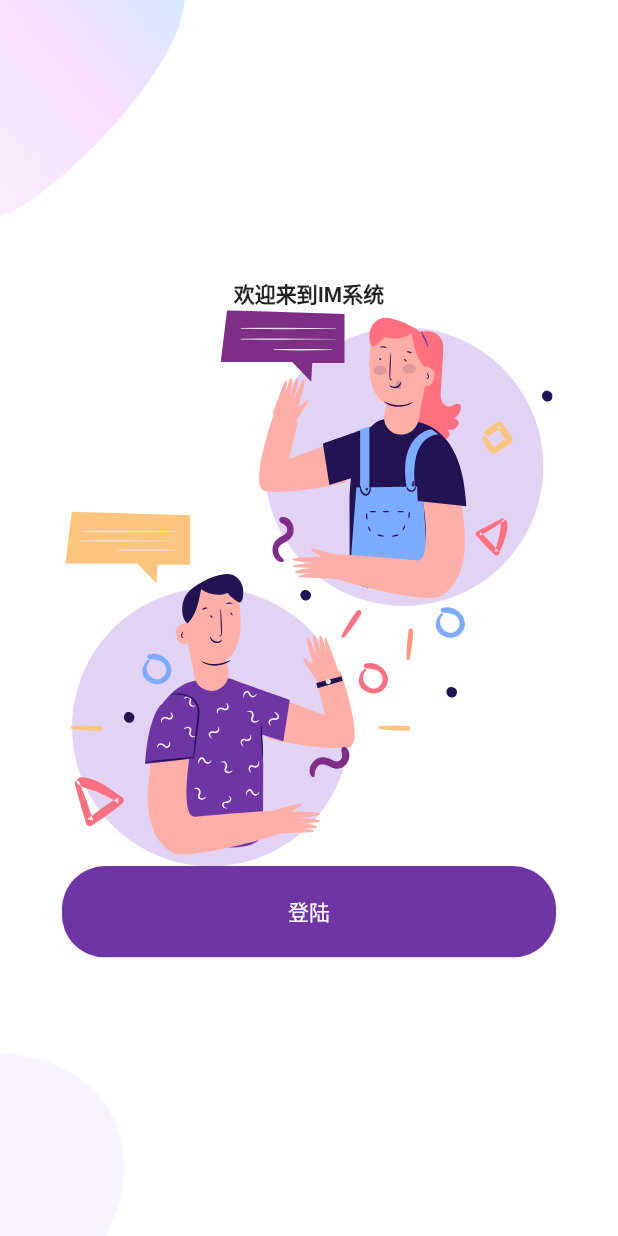
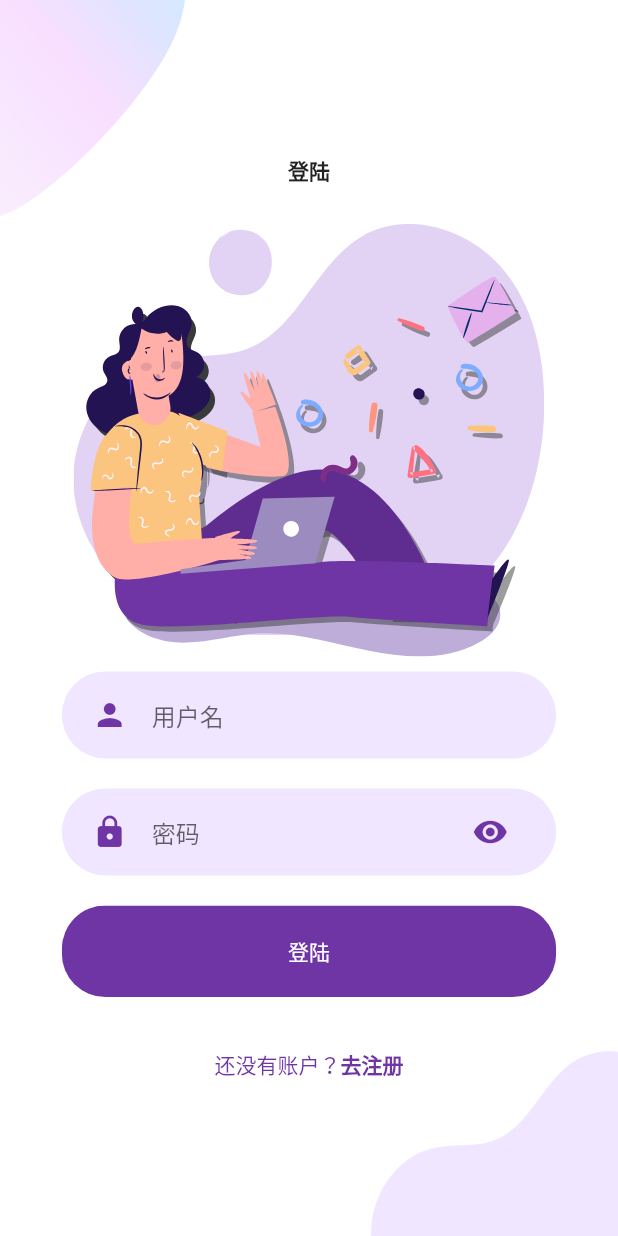
Before and after one commit to shellway08/Flutter_UI, a Flutter app: the screen it shows after launch, after a tap on "登陆", on a phone screen of 412 x 824 dp. Run offline on Flutter 3.47's test engine with Material 2 defaults, Android fonts, the phone set to English and light mode, and no system bars; our stand-ins replace flutter_svg.

Commit message:
完成基本布局

```diff
--- /dev/null
+++ b/lib/Screens/Login/component/Background.dart
@@ -0,0 +1,35 @@
+import 'package:flutter/material.dart';
+
+
+class Background extends StatelessWidget {
+  const Background({
+    Key? key, required this.child,
+  }) : super(key: key);
+
+  final Widget child;
+
+  @override
+  Widget build(BuildContext context) {
+    Size size = MediaQuery.of(context).size;
+    return Container(
+      width: double.infinity,
+      height: size.height,
+      child: Stack(
+        alignment: Alignment.center,
+        children: [
+          Positioned(
+              top: 0,
+              left: 0,
+              child: Image.asset("assets/images/main_top.png",width: size.width*0.3)
+          ),
+          Positioned(
+              bottom: 0,
+              right: 0,
+              child: Image.asset("assets/images/login_bottom.png",width: size.width*0.4)
+          ),
+          child,
+        ],
+      ),
+    );
+  }
+}
--- /dev/null
+++ b/lib/Screens/Login/component/body.dart
@@ -0,0 +1,52 @@
+
+import 'package:flutter/material.dart';
+import 'package:flutter_svg/svg.dart';
+import 'package:login_ui/Screens/Signup/signup_screen.dart';
+import 'package:login_ui/components/rounded_button.dart';
+import 'package:login_ui/constants.dart';
+import '../../../components/AlreadHaveAnAccountCheck.dart';
+import '../../../components/rounded_input_field.dart';
+import '../../../components/rounded_password_field.dart';
+import 'Background.dart';
+
+
+class Body extends StatelessWidget {
+  const Body({
+    Key? key,
+  }) : super(key: key);
+
+  @override
+  Widget build(BuildContext context) {
+    Size size = MediaQuery.of(context).size;
+    return SingleChildScrollView(
+      child: Background(
+        child: Column(
+          mainAxisAlignment: MainAxisAlignment.center,
+          //crossAxisAlignment: CrossAxisAlignment.center,
+          children: [
+             const Text("登陆",style: TextStyle(fontWeight: FontWeight.bold)),
+             SizedBox(height: size.height*0.03),
+             SvgPicture.asset("assets/icons/login.svg",height: size.height*0.35),
+             RoundedInputField(
+              icon: Icons.person,
+              hintText: "用户名",
+              onChanged: (value){
+                debugPrint(value);
+              }
+            ),
+            RoundedPasswordField(onPress: (value){}),
+            RoundedButton(
+                text: "登陆",
+                press: (){}
+            ),
+            SizedBox(height: size.height*0.03),
+            AlreadyHaveAnAccountCheck(press: (){
+              Navigator.push(context, MaterialPageRoute(builder: (context){
+                return const SignUpScreen();
+              }));
+            })
+        ],
+      ),),
+    );
+  }
+}
--- /dev/null
+++ b/lib/Screens/Login/login_screen.dart
@@ -0,0 +1,15 @@
+import 'package:flutter/material.dart';
+import 'component/body.dart';
+
+class LoginScreen extends StatelessWidget {
+  const LoginScreen({Key? key}) : super(key: key);
+
+  @override
+  Widget build(BuildContext context) {
+
+    return const Scaffold(
+      //resizeToAvoidBottomInset: false,//解决软键盘向上顶起布局的问题
+      body: Body(),
+    );
+  }
+}
--- /dev/null
+++ b/lib/Screens/Signup/components/background.dart
@@ -0,0 +1,36 @@
+import 'package:flutter/material.dart';
+
+
+class Background extends StatelessWidget {
+  const Background({
+    Key? key, required this.child,
+  }) : super(key: key);
+
+  final Widget child;
+
+  @override
+  Widget build(BuildContext context) {
+    Size size = MediaQuery.of(context).size;
+    return Container(
+      width: double.infinity,
+      height: size.height,
+      child: Stack(
+        alignment: Alignment.center,
+        children: [
+          Positioned(
+              top: 0,
+              left: 0,
+              child: Image.asset("assets/images/signup_top.png",width: size.width*0.35)
+          ),
+          Positioned(
+              bottom: 0,
+              left: 0,
+              child: Image.asset("assets/images/main_bottom.png",width: size.width*0.2)
+          ),
+          child
+        ],
+      ),
+
+    );
+  }
+}
--- /dev/null
+++ b/lib/Screens/Signup/components/body.dart
@@ -0,0 +1,53 @@
+import 'package:flutter/material.dart';
+import 'package:flutter_svg/svg.dart';
+import 'package:login_ui/Screens/Login/login_screen.dart';
+import 'package:login_ui/components/AlreadHaveAnAccountCheck.dart';
+import 'package:login_ui/components/rounded_button.dart';
+import 'package:login_ui/components/rounded_input_field.dart';
+import 'package:login_ui/components/rounded_password_field.dart';
+import 'package:login_ui/constants.dart';
+import '../../../components/or_divider.dart';
+import '../../../components/social_icon.dart';
+import 'background.dart';
+
+class Body extends StatelessWidget {
+  const Body({Key? key}) : super(key: key);
+
+  @override
+  Widget build(BuildContext context) {
+    Size size = MediaQuery.of(context).size;
+    return SingleChildScrollView(
+      child: Background(
+        child: Column(
+          mainAxisAlignment: MainAxisAlignment.center,
+          children: [
+            const Text("注册",style: TextStyle(fontWeight: FontWeight.bold)),
+            SizedBox(height: size.height*0.03),
+            SvgPicture.asset("assets/icons/signup.svg",height: size.height*0.35),
+            RoundedInputField(hintText: "用户名", icon: Icons.person,
+                onChanged: (value){}
+            ),
+            RoundedPasswordField(onPress: (value){
+
+            }),
+            RoundedButton(text: "注册", press: (){}),
+            SizedBox(height: size.height*0.03),
+            AlreadyHaveAnAccountCheck(login:false,press: (){
+              Navigator.push(context, MaterialPageRoute(builder: (context){
+                return const LoginScreen();
+              }));
+            }),
+            // const OrDivider(),
+            // Row(
+            //   mainAxisAlignment: MainAxisAlignment.center,
+            //   children: [
+            //     SocialIcon(iconSrc: "assets/icons/twitter.svg",press: (){}),
+            //     SocialIcon(iconSrc: "assets/icons/facebook.svg",press: (){}),
+            //     SocialIcon(iconSrc: "assets/icons/google-plus.svg",press: (){})
+            //   ],
+            // )
+          ],
+      ),),
+    );
+  }
+}
--- a/lib/Screens/Welcome/components/background.dart
+++ b/lib/Screens/Welcome/components/background.dart
@@ -30,7 +30,7 @@ class Background extends StatelessWidget {
               left: 0,
               child: Image.asset(
                 "assets/images/main_bottom.png",
-                width: size.width * 0.2, //屏幕的1/3宽
+                width: size.width * 0.15, //屏幕的1/3宽
               )
           ),
           child,
--- a/lib/Screens/Welcome/components/body.dart
+++ b/lib/Screens/Welcome/components/body.dart
@@ -1,5 +1,8 @@
 import 'package:flutter/material.dart';
 import 'package:flutter_svg/svg.dart';
+import 'package:login_ui/Screens/Login/login_screen.dart';
+import 'package:login_ui/Screens/Signup/signup_screen.dart';
+import 'package:login_ui/constants.dart';
 import '../../../components/rounded_button.dart';
 import 'background.dart';
 
@@ -9,17 +12,34 @@ class Body extends StatelessWidget {
   @override
   Widget build(BuildContext context) {
     Size size = MediaQuery.of(context).size;
-    return Background(child: Column(
+    return Background(
+      child: SingleChildScrollView(
+        child: Column(
         mainAxisAlignment: MainAxisAlignment.center,
         children:  [
-         const Text("欢迎来到IM系统",style: TextStyle(fontWeight: FontWeight.bold),),
+          const Text("欢迎使用IM系统",style: TextStyle(fontWeight: FontWeight.bold),),
+          SizedBox(height: size.height*0.05),
           SvgPicture.asset("assets/icons/chat.svg",height: size.height * 0.45,),
+          SizedBox(height: size.height*0.05),
           RoundedButton(
               text: "登陆",
               press: (){
-              debugPrint("被点击了");
-            })
+                Navigator.push(context, MaterialPageRoute(builder: (context){
+                  return const LoginScreen();
+                }));
+              }),
+          RoundedButton(
+              text: "注册",
+              color: kPrimaryLightColor,
+              textColor: Colors.black,
+              press: (){
+                Navigator.push(context, MaterialPageRoute(builder: (context){
+                  return const SignUpScreen();
+                }));
+              }),
+
         ],
+    ),
       ),);
   }
 }
--- /dev/null
+++ b/lib/components/AlreadHaveAnAccountCheck.dart
@@ -0,0 +1,31 @@
+import 'package:flutter/material.dart';
+
+import '../constants.dart';
+
+
+class AlreadyHaveAnAccountCheck extends StatelessWidget {
+  const AlreadyHaveAnAccountCheck({
+    Key? key,this.login = true, required this.press,
+  }) : super(key: key);
+
+  final bool login;
+  final Function press;
+
+  @override
+  Widget build(BuildContext context) {
+    return GestureDetector(
+      onTap: press as void Function(),
+      child: Row(
+        mainAxisAlignment: MainAxisAlignment.center,
+        children: [
+          Text(
+              login ? "还没有账户？" : "已经有账户？",
+              style: const TextStyle(color: kPrimaryColor)),
+          Text(
+              login ? "去注册" : "去登陆",
+              style: const TextStyle(color: kPrimaryColor,fontWeight: FontWeight.bold))
+        ],
+      ),
+    );
+  }
+}
--- a/lib/components/rounded_button.dart
+++ b/lib/components/rounded_button.dart
@@ -1,6 +1,5 @@
 
 import 'package:flutter/material.dart';
-
 import '../constants.dart';
 
 class RoundedButton extends StatelessWidget {
@@ -24,6 +23,7 @@ class RoundedButton extends StatelessWidget {
         .of(context)
         .size;
     return Container(
+      margin: const EdgeInsets.symmetric(vertical: 10),
       width: size.width * 0.8, //按钮宽度占屏幕 80%
       child: ClipRRect(
         borderRadius: BorderRadius.circular(29),
--- /dev/null
+++ b/lib/components/rounded_input_field.dart
@@ -0,0 +1,32 @@
+import 'package:flutter/material.dart';
+import 'package:login_ui/components/text_field_container.dart';
+
+import '../constants.dart';
+
+
+class RoundedInputField extends StatelessWidget {
+  const RoundedInputField({
+    Key? key, required this.hintText, required this.icon, required this.onChanged,
+  }) : super(key: key);
+
+  final String hintText;
+  final IconData icon;
+  final ValueChanged<String> onChanged;
+
+  @override
+  Widget build(BuildContext context) {
+    return TextFieldContainer(
+        child:TextField(
+          onChanged: onChanged,
+          decoration: InputDecoration(
+              icon: Icon(
+                icon,
+                color: kPrimaryColor,
+              ),
+              hintText: hintText,
+              border: InputBorder.none
+          ),
+        )
+    );
+  }
+}
--- /dev/null
+++ b/lib/components/rounded_password_field.dart
@@ -0,0 +1,29 @@
+import 'package:flutter/material.dart';
+import 'package:login_ui/components/text_field_container.dart';
+
+import '../constants.dart';
+
+
+class RoundedPasswordField extends StatelessWidget {
+  const RoundedPasswordField({
+    Key? key, required this.onPress,
+  }) : super(key: key);
+
+  final ValueChanged<String> onPress;
+
+  @override
+  Widget build(BuildContext context) {
+    return  TextFieldContainer(
+        child: TextField(
+          onChanged: onPress,
+          obscureText: true,//隐藏密码
+          decoration: const InputDecoration(
+              icon: Icon(Icons.lock,color: kPrimaryColor),
+              hintText: "密码",
+              suffixIcon: Icon(Icons.visibility,color: kPrimaryColor),
+              border: InputBorder.none
+          ),
+        )
+    );
+  }
+}
--- /dev/null
+++ b/lib/components/text_field_container.dart
@@ -0,0 +1,27 @@
+import 'package:flutter/material.dart';
+
+import '../constants.dart';
+
+
+class TextFieldContainer extends StatelessWidget {
+  const TextFieldContainer({
+    Key? key, required this.child,
+  }) : super(key: key);
+
+  final Widget child;
+
+  @override
+  Widget build(BuildContext context) {
+    Size size = MediaQuery.of(context).size;
+    return Container(
+      width: size.width*0.8,
+      padding: const EdgeInsets.symmetric(horizontal: 20,vertical: 5),
+      margin: const EdgeInsets.symmetric(vertical: 10),
+      decoration: BoxDecoration(
+          color: kPrimaryLightColor,
+          borderRadius: BorderRadius.circular(29),
+      ),
+      child: child,
+    );
+  }
+}
```
Also changed, not shown: lib/Screens/Signup/signup_screen.dart (added, +14 -0 lines), lib/components/or_divider.dart (added, +45 -0 lines), lib/components/social_icon.dart (added, +33 -0 lines). Lines whose indentation alone changed are shown as unchanged.
